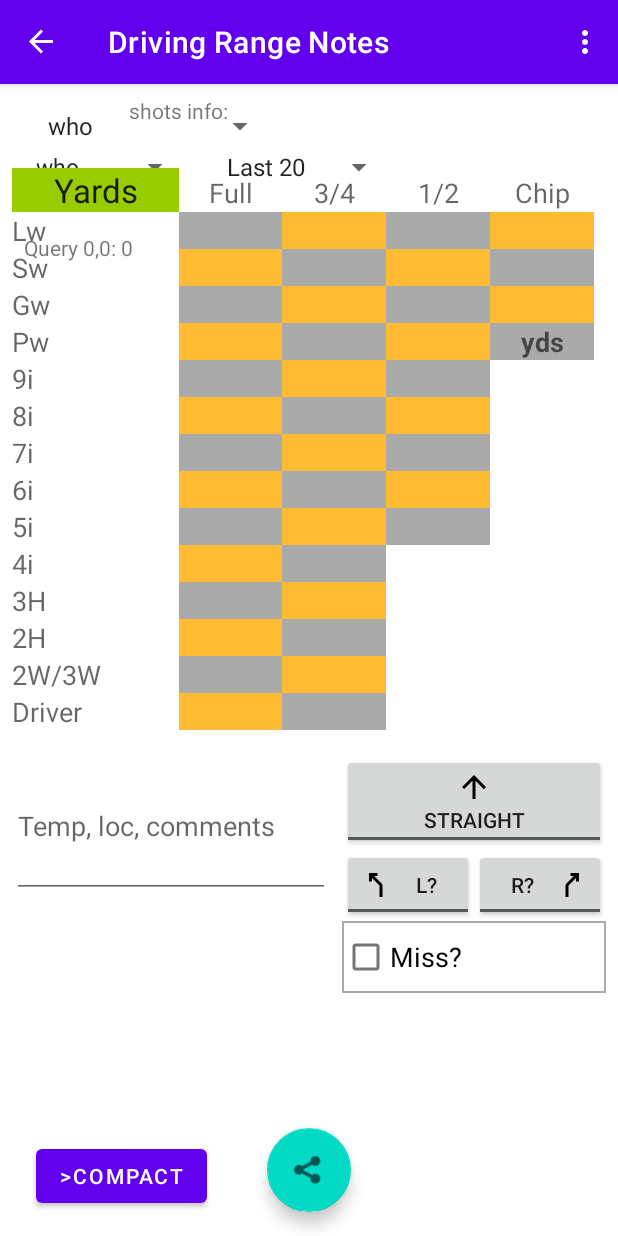
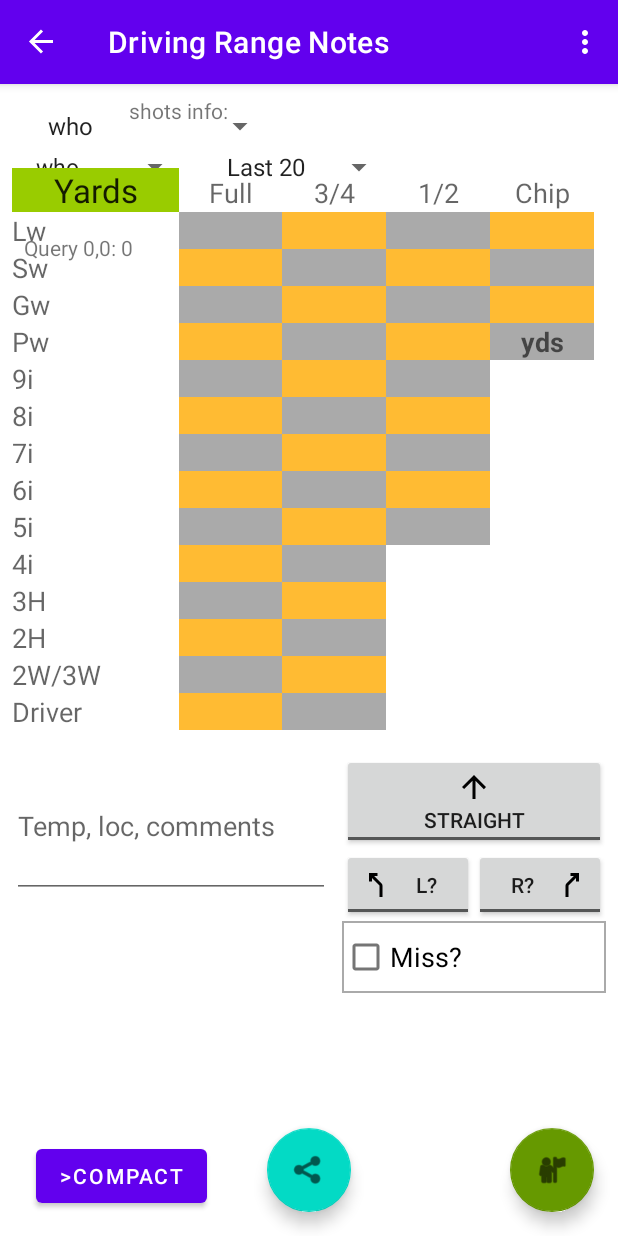
Before and after one commit to droidacts/DrangeNotes, an Android app: the fragment LogsFragment placed in its activity, after a tap on "NOTES STYLE", on a phone screen of 412 x 824 dp. Run offline under Robolectric (Android 15) with nearby library versions, the phone set to English and light mode, and no system bars; our stand-ins replace Room's generated code, data binding, navigation-ui; 16 statements that could not run were skipped.

```diff
--- a/app/build.gradle
+++ b/app/build.gradle
@@ -14,7 +14,7 @@ android {
         minSdk 25
         targetSdk 33
         versionCode 2
-        versionName "0.74-3"
+        versionName "0.75-3"
 
         testInstrumentationRunner "androidx.test.runner.AndroidJUnitRunner"
     }
@@ -43,8 +43,8 @@ dependencies {
     implementation 'androidx.appcompat:appcompat:1.6.1'
     implementation 'com.google.android.material:material:1.9.0'
     implementation 'androidx.constraintlayout:constraintlayout:2.1.4'
-    implementation 'androidx.navigation:navigation-fragment-ktx:2.5.3'
-    implementation 'androidx.navigation:navigation-ui-ktx:2.5.3'
+    implementation 'androidx.navigation:navigation-fragment-ktx:2.6.0'
+    implementation 'androidx.navigation:navigation-ui-ktx:2.6.0'
     implementation 'androidx.gridlayout:gridlayout:1.0.0'
     implementation 'androidx.activity:activity-ktx:1.7.2'
     implementation 'androidx.lifecycle:lifecycle-viewmodel-ktx:2.6.1'
--- a/app/src/main/java/org/xluz/droidacts/drangenotes/FirstFragment.kt
+++ b/app/src/main/java/org/xluz/droidacts/drangenotes/FirstFragment.kt
@@ -35,7 +35,16 @@ class FirstFragment : Fragment() , AdapterView.OnItemSelectedListener {
         super.onViewCreated(view, savedInstanceState)
 
         mShotdata1 = mViewmodel.singleShot.value!!
-        activity?.findViewById<View>(R.id.fab)?.visibility = View.VISIBLE
+
+/*
+        mViewmodel.singleShot.observe(viewLifecycleOwner, Observer {
+            if(mViewmodel.updatelog > 1) {
+                mShotdata1 = it
+                restoreFrViewmodel()
+                mViewmodel.updatelog = -1
+            }
+        })
+*/
 
         binding.playernames.onItemSelectedListener = this
         binding.sticklist.onItemSelectedListener = this
@@ -51,7 +60,7 @@ class FirstFragment : Fragment() , AdapterView.OnItemSelectedListener {
         }
         binding.buttonFirst.setOnClickListener {
             saveStateToViewmodel()
-            findNavController().navigate(R.id.action_FirstFragment_to_SecondFragment)
+            findNavController().navigate(R.id.action_global_SecondFragment)
         }
         //The folllowing codes make a button group which only 1 of 3 buttons can be checked
         binding.buttonSt.setOnClickListener{
@@ -148,6 +157,7 @@ class FirstFragment : Fragment() , AdapterView.OnItemSelectedListener {
                 binding.buttonMiss.isChecked = true
             }
         }
+
     }
 
     override fun onDestroyView() {
@@ -156,13 +166,14 @@ class FirstFragment : Fragment() , AdapterView.OnItemSelectedListener {
     }
 
     override fun onResume() {
+        restoreFrViewmodel()
+        activity?.findViewById<View>(R.id.fab)?.visibility = View.VISIBLE
         super.onResume()
-        restoreFrViewmodel()
     }
 
     override fun onPause() {    //probably a failsafe
+        saveStateToViewmodel()
         super.onPause()
-        saveStateToViewmodel()
     }
 
     private fun saveStateToViewmodel() {
@@ -185,9 +196,10 @@ class FirstFragment : Fragment() , AdapterView.OnItemSelectedListener {
             R.id.radioButton1 -> mShotdata1.power = 1
         }
 
-        mViewmodel.singleShot.value = mShotdata1.copy()
         // Note that dist and stick are NOTNULL in DB
         mViewmodel.datrdy = mShotdata1.dist > 0.0
+        mViewmodel.updatelog = 1
+        mViewmodel.singleShot.value = mShotdata1.copy()
     }
 
     // Following 2 are implementing AdapterView.OnItemSelectedListener
--- a/app/src/main/java/org/xluz/droidacts/drangenotes/MainActivity.kt
+++ b/app/src/main/java/org/xluz/droidacts/drangenotes/MainActivity.kt
@@ -99,7 +99,8 @@ class MainActivity : AppCompatActivity() {
                 true
             }
             R.id.menu_clearlogs -> {   // currently disabled, should use alertdialog to confirm?
-                manyShots.clear()
+                //
+                //manyShots.clear()
                 true
             }
             R.id.menu_export -> {    // backup copy DB to media storage
@@ -122,7 +123,7 @@ class MainActivity : AppCompatActivity() {
                 stashManyShots()
 
                 val teetime = getSharedPreferences(LASTSESSIONLOG, MODE_PRIVATE).getLong(LASTSESSIONLOG_T, 0)
-                val outstr = " ${manyShots.size} since ${Date(teetime).toString()} "
+                val outstr = " ${manyShots.size} since ${Date(teetime)} "
 
                 findNavController(R.id.nav_host_fragment_content_main).  //.navigate(R.id.logsFragment)
                     navigate(NavGraphDirections.actionGlobalLogsFragment(outstr, manyShots.size, teetime/1000))
--- a/app/src/main/java/org/xluz/droidacts/drangenotes/OneShotdataViewmodel.kt
+++ b/app/src/main/java/org/xluz/droidacts/drangenotes/OneShotdataViewmodel.kt
@@ -28,6 +28,7 @@ class OneShotdataViewmodel(private val savedStateHandle: SavedStateHandle) : Vie
         get() = savedStateHandle.get<Float>(currKey+"_dist") ?: 0.0f
         set(value) = savedStateHandle.set(currKey+"_dist", value)
     var datrdy: Boolean = false
+    var updatelog = -1    // viewmdel updated by anyone(0) 1stFrag(1) 2ndFrag(2) ...
 
     init {
         val s = Shotdata(vDist, vPower, vStick, 0, vGolfer, "", vComment)
--- a/app/src/main/java/org/xluz/droidacts/drangenotes/SecondFragment.kt
+++ b/app/src/main/java/org/xluz/droidacts/drangenotes/SecondFragment.kt
@@ -282,7 +282,7 @@ class SecondFragment : Fragment() {
 
     private fun saveToViewmodel() {
         var ss = 0
-        if(binding.checkMiss.visibility == 0) {    // VISIBLE
+        if(binding.checkMiss.visibility == View.VISIBLE) {
             if(binding.checkSt.isChecked) ss = 1
             else if(binding.checkL.isChecked) ss = 2
             else if(binding.checkR.isChecked) ss = 3
@@ -295,14 +295,16 @@ class SecondFragment : Fragment() {
         }
         mShotdata1.sshape = ss
         mShotdata1.golfer = binding.playername2.selectedItemPosition
+        mViewmodel2.datrdy = mShotdata1.dist > 0.0
+        mViewmodel2.updatelog = 2
         mViewmodel2.singleShot.value = mShotdata1.copy()
-        mViewmodel2.datrdy = mShotdata1.dist > 0.0
     }
 
     override fun onResume() {
-        super.onResume()
+        activity?.findViewById<View>(R.id.fab)?.visibility = View.VISIBLE
         clrAllEditboxes()
         restoreFrViewmodel()
+        super.onResume()
     }
 
     override fun onPause() {
--- a/app/src/main/res/layout-h750dp/fragment_second.xml
+++ b/app/src/main/res/layout-h750dp/fragment_second.xml
@@ -2,6 +2,7 @@
 <androidx.constraintlayout.widget.ConstraintLayout xmlns:android="http://schemas.android.com/apk/res/android"
     xmlns:app="http://schemas.android.com/apk/res-auto"
     xmlns:tools="http://schemas.android.com/tools"
+    android:id="@+id/fragmenttworoot"
     android:layout_width="match_parent"
     android:layout_height="match_parent"
     tools:context=".SecondFragment">
--- a/app/src/main/res/layout/fragment_second.xml
+++ b/app/src/main/res/layout/fragment_second.xml
@@ -2,6 +2,7 @@
 <androidx.constraintlayout.widget.ConstraintLayout xmlns:android="http://schemas.android.com/apk/res/android"
     xmlns:app="http://schemas.android.com/apk/res-auto"
     xmlns:tools="http://schemas.android.com/tools"
+    android:id="@+id/fragmenttworoot"
     android:layout_width="match_parent"
     android:layout_height="match_parent"
     tools:context=".SecondFragment">
--- a/app/src/main/res/navigation/nav_graph.xml
+++ b/app/src/main/res/navigation/nav_graph.xml
@@ -9,21 +9,16 @@
         android:id="@+id/FirstFragment"
         android:name="org.xluz.droidacts.drangenotes.FirstFragment"
         android:label="@string/first_fragment_label"
-        tools:layout="@layout/fragment_first">
-
-        <action
-            android:id="@+id/action_FirstFragment_to_SecondFragment"
-            app:destination="@id/SecondFragment" />
-    </fragment>
+        tools:layout="@layout/fragment_first"/>
     <fragment
         android:id="@+id/SecondFragment"
         android:name="org.xluz.droidacts.drangenotes.SecondFragment"
         android:label="@string/second_fragment_label"
         tools:layout="@layout/fragment_second">
-
         <action
             android:id="@+id/action_SecondFragment_to_FirstFragment"
-            app:destination="@id/FirstFragment" />
+            app:destination="@id/FirstFragment"
+            app:launchSingleTop="true" />
     </fragment>
     <fragment
         android:id="@+id/logsFragment"
@@ -41,4 +36,8 @@
     <action
         android:id="@+id/action_global_logsFragment"
         app:destination="@id/logsFragment" />
+    <action
+        android:id="@+id/action_global_SecondFragment"
+        app:destination="@id/SecondFragment"
+        app:launchSingleTop="true" />
 </navigation>
```
